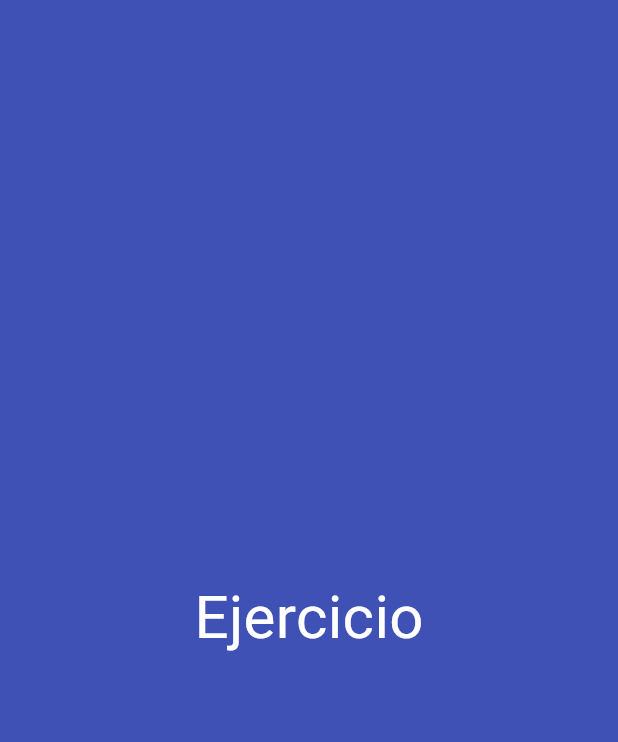
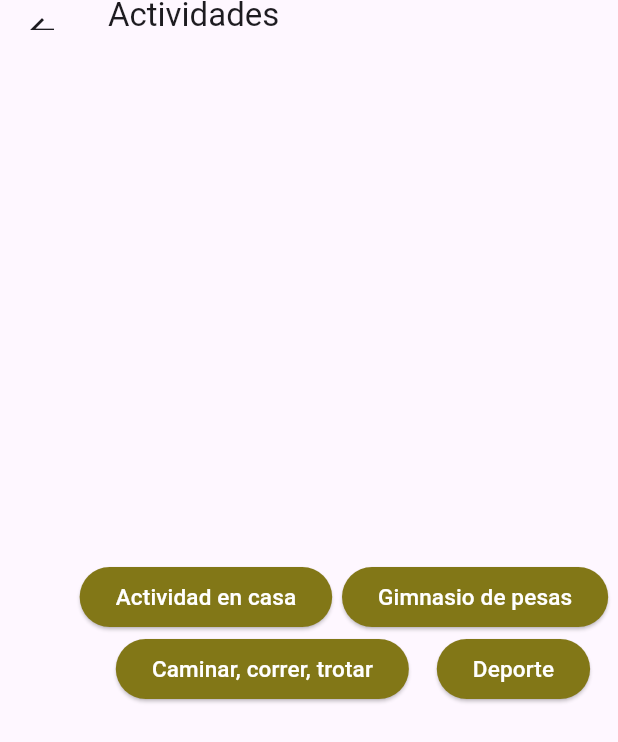
Before and after one commit to Pepepots/FESI_Mob, a Flutter app: the Ejercicio screen opened directly, on a phone screen of 412 x 824 dp. Shown: the top 742 px of the screen. Run offline on Flutter 3.47's test engine with Material 3 defaults, Android fonts, the light colour scheme and no system bars; our stand-ins replace audioplayers; network calls fail.

Commit message:
add ejercicio

```diff
--- a/lib/ejercicio.dart
+++ b/lib/ejercicio.dart
@@ -1,17 +1,106 @@
 import 'package:flutter/material.dart';
+import 'package:mascota/ejercicios/button.dart';
+import 'package:mascota/ejercicios/button2.dart';
+import 'package:mascota/ejercicios/button3.dart';
+import 'package:mascota/ejercicios/button4.dart';
 
 class Ejercicio extends StatelessWidget {
   const Ejercicio({super.key});
 
   @override
   Widget build(BuildContext context) {
-    return const Scaffold(
-      backgroundColor: Colors.indigo,
+    return Scaffold(
+      appBar: PreferredSize(
+        preferredSize: const Size.fromHeight(20),
+        child: AppBar(
+          title: const Text('Actividades'),
+        ),
+      ),
       body: Center(
-          child: Text(
-        'Ejercicio',
-        style: TextStyle(fontSize: 40, color: Colors.white),
-      )),
+        child: Column(
+          mainAxisAlignment: MainAxisAlignment.center,
+          children: [
+            Row(
+              mainAxisAlignment: MainAxisAlignment.spaceEvenly,
+              children: [
+                const Padding(padding: EdgeInsets.all(20.0)),
+                ElevatedButton(
+                  style: ElevatedButton.styleFrom(
+                    backgroundColor: Colors.lime[900],
+                    // fixedSize: const Size(150, 150),
+                  ),
+                  child: const Text(
+                    'Actividad en casa',
+                    style: TextStyle(color: Colors.white, fontSize: 15.0),
+                  ),
+                  onPressed: () {
+                    //Ir a la segunda pantalla
+                    Navigator.push(
+                        context,
+                        MaterialPageRoute(
+                            builder: (context) => const Ejercicios()));
+                  },
+                ),
+                ElevatedButton(
+                  style: ElevatedButton.styleFrom(
+                    backgroundColor: Colors.lime[900],
+                  ),
+                  child: const Text(
+                    'Gimnasio de pesas',
+                    style: TextStyle(color: Colors.white, fontSize: 15.0),
+                  ),
+                  onPressed: () {
+                    //Ir a la segunda pantalla
+                    Navigator.push(
+                        context,
+                        MaterialPageRoute(
+                            builder: (context) => const Ejercicios2()));
+                  },
+                ),
+              ],
+            ),
+            Row(
+              mainAxisAlignment: MainAxisAlignment.spaceEvenly,
+              children: [
+                const Padding(padding: EdgeInsets.all(20.0)),
+                ElevatedButton(
+                  style: ElevatedButton.styleFrom(
+                    backgroundColor: Colors.lime[900],
+                    // fixedSize: const Size(150, 150),
+                  ),
+                  child: const Text(
+                    'Caminar, correr, trotar',
+                    style: TextStyle(color: Colors.white, fontSize: 15.0),
+                  ),
+                  onPressed: () {
+                    //Ir a la segunda pantalla
+                    Navigator.push(
+                        context,
+                        MaterialPageRoute(
+                            builder: (context) => const Ejercicios3()));
+                  },
+                ),
+                ElevatedButton(
+                  style: ElevatedButton.styleFrom(
+                    backgroundColor: Colors.lime[900],
+                  ),
+                  child: const Text(
+                    'Deporte',
+                    style: TextStyle(color: Colors.white, fontSize: 15.0),
+                  ),
+                  onPressed: () {
+                    //Ir a la segunda pantalla
+                    Navigator.push(
+                        context,
+                        MaterialPageRoute(
+                            builder: (context) => const Ejercicios4()));
+                  },
+                ),
+              ],
+            )
+          ],
+        ),
+      ),
     );
   }
 }
```
Also changed, not shown: lib/ejercicios/button.dart (added, +100 -0 lines), lib/ejercicios/button2.dart (added, +99 -0 lines), lib/ejercicios/button3.dart (added, +99 -0 lines), lib/ejercicios/button4.dart (added, +99 -0 lines).
